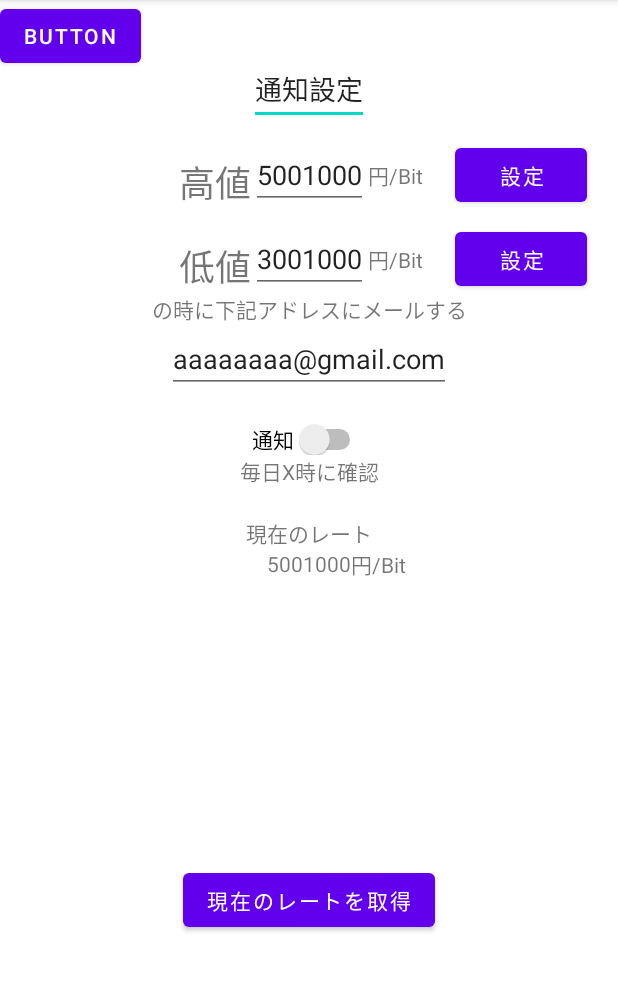
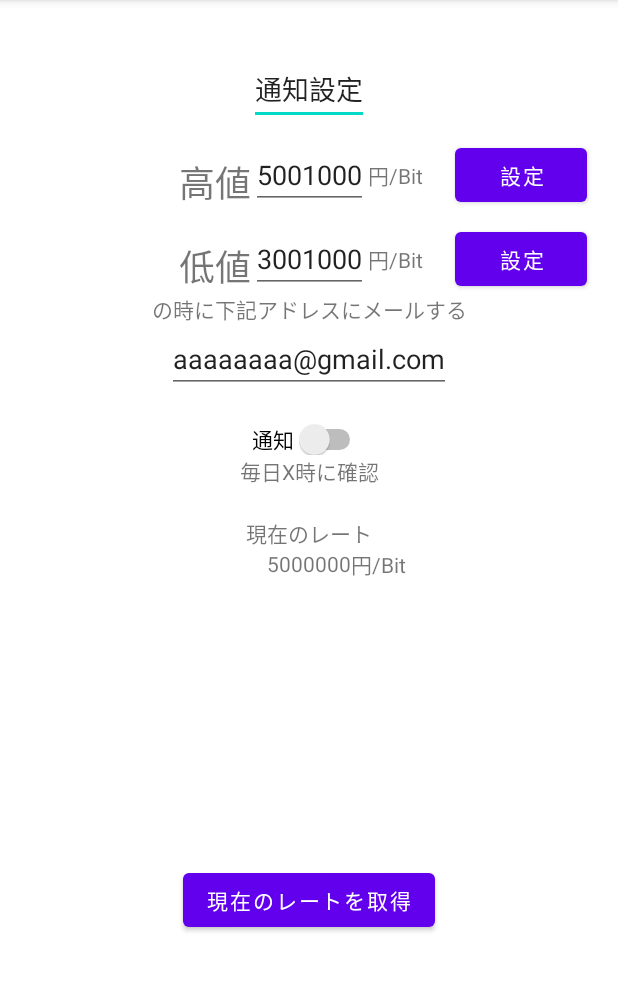
Before and after one commit to kobearen/CyptoNotice, an Android app: the screen it shows after launch (MainActivity), on a phone screen of 412 x 824 dp, the part 84-1075 px from its top. Run offline under Robolectric (Android 15) with nearby library versions, the phone set to English and light mode, and no system bars.

Commit message:
[delete]不要なメソッド削除

```diff
--- a/app/src/main/java/com/example/cyptonotice/ui/main/MainFragment.kt
+++ b/app/src/main/java/com/example/cyptonotice/ui/main/MainFragment.kt
@@ -52,7 +52,9 @@ class MainFragment : Fragment() {
         }
         btnGetCurrentBit.setOnClickListener {
             currentRateAPI(API_URL)
+            textCurrentBit.text = currentBit
         }
+        textCurrentBit.text = currentBit
     }
     fun onbtnHighClick(){
         Log.i("NewItemFragment","onbtnHighClick")
@@ -87,7 +89,6 @@ class MainFragment : Fragment() {
                     println("${bid}" + bid)//追加
 
                     currentBit = mid.toString()
-                    textCurrentBit.text = currentBit
                 }
 
             })
--- a/app/src/main/res/layout/main_activity.xml
+++ b/app/src/main/res/layout/main_activity.xml
@@ -6,9 +6,4 @@
     android:layout_height="match_parent"
     tools:context=".MainActivity" >
 
-    <Button
-        android:id="@+id/btn"
-        android:layout_width="wrap_content"
-        android:layout_height="wrap_content"
-        android:text="Button" />
 </FrameLayout>
```
Also changed, not shown: app/src/main/java/com/example/cyptonotice/MainActivity.kt (+0 -41 lines).
